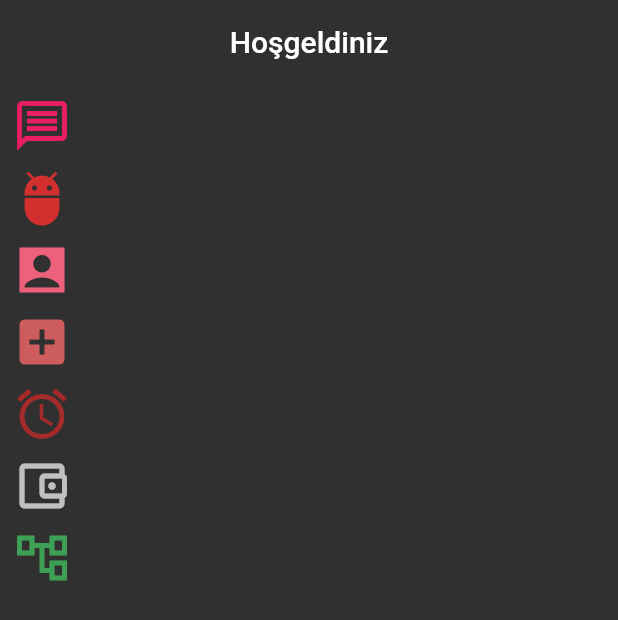
After one commit to neslihanatasever/flutter_full_learnn, a Flutter app: the screen it shows after launch, on a phone screen of 412 x 824 dp. The commit adds this screen. Shown: the top 620 px of the screen. Run offline on Flutter 3.47's test engine with Material 2 defaults, Android fonts, the phone set to English and light mode, and no system bars.

Commit message:
icon_learn.dart

```diff
--- a/lib/101/app_bar_learn.dart
+++ b/lib/101/app_bar_learn.dart
@@ -4,7 +4,7 @@ import 'package:flutter/services.dart';
 class AppBarLearnView extends StatelessWidget {
   const AppBarLearnView({Key? key}) : super(key: key);
 
-  final String _title = 'Welcome Learn';
+  final String _title = 'Welcome Learnn';
 
   @override
   Widget build(BuildContext context) {
@@ -24,7 +24,7 @@ class AppBarLearnView extends StatelessWidget {
             onPressed: () {},
             icon: const Icon(Icons.mark_email_unread_sharp),
           ),
-          const Center(child: CircularProgressIndicator()), //sağ üst köşede loading
+          // const Center(child: CircularProgressIndicator()), //sağ üst köşede loading
         ],
       ),
       body: Column(children: const []),
--- /dev/null
+++ b/lib/101/icon_learn.dart
@@ -0,0 +1,80 @@
+import 'package:flutter/material.dart';
+
+class IconLearnView extends StatelessWidget {
+  IconLearnView({Key? key}) : super(key: key);
+  final  IconSizes iconSize =  IconSizes();
+  final IconColors iconColors = IconColors();
+
+  @override
+  Widget build(BuildContext context) {
+    return Scaffold(
+      appBar: AppBar(title: const Text('Hoşgeldiniz')),
+      body: Column(
+        children:[
+          IconButton( //bu şekilde kod yazmak hatalıdır.
+              onPressed: () {},
+              icon: const Icon(
+                Icons.message_outlined,
+                color: Colors.pink,
+                size: 40,
+              )),
+          IconButton(
+              onPressed: () {},
+              icon: Icon(
+                Icons.adb,
+                color: Theme.of(context).colorScheme.error, //theme kullanarak color verirsem farklı arkaplan dark/light olduğunda
+                //renkte değişiklik gösterir. Ama flory verirsem her yerde flory olarak kalır.
+                size: 40,
+              )),
+          IconButton( //class oluşturup bu kullanımı uygulamak 101 seviyesi için çok uygundur.
+              onPressed: () {},
+              icon: Icon(
+                Icons.account_box_sharp,
+                color: iconColors.flory,
+                size: iconSize.iconSmall,
+              )),
+          IconButton(
+              onPressed: () {},
+              icon: Icon(
+                Icons.add_box,
+                color: iconColors.indianRed,
+                size: iconSize.iconSmall,
+              )),
+          IconButton(
+              onPressed: () {},
+              icon: Icon(
+                Icons.access_alarms,
+                color: iconColors.brown,
+                size: iconSize.iconSmall,
+              )),
+          IconButton(
+              onPressed: () {},
+              icon: Icon(
+                Icons.account_balance_wallet_outlined,
+                color: iconColors.silver,
+                size: iconSize.iconSmall,
+              )),
+          IconButton(
+              onPressed: () {},
+              icon: Icon(
+                Icons.account_tree_outlined,
+                color: iconColors.cloverGreen,
+                size: iconSize.iconSmall,
+              )),
+        ],
+      ),
+    );
+  }
+}
+
+class IconSizes {
+  final double iconSmall = 40;
+}
+
+class IconColors { //doğru kullanım
+  final Color flory = const Color(0xffED617A);
+  final Color indianRed = const Color(0xffCD5C5C);
+  final Color brown = const Color(0xffA52A2A);
+  final Color silver = const Color(0xffC0C0C0);
+  final Color cloverGreen = const Color(0xff3EA055);
+}
--- a/lib/202/main.dart
+++ b/lib/202/main.dart
@@ -1,8 +1,10 @@
 import 'package:flutter/material.dart';
+import 'package:flutter/services.dart';
 import 'package:flutter_full_learn/101/text_learn.dart';
 import '../101/app_bar_learn.dart';
 import '../101/button_learn.dart';
 import '../101/container_sized_box_learn.dart';
+import '../101/icon_learn.dart';
 import '../101/scaffold_learn.dart';
 
 void main() {
@@ -17,9 +19,14 @@ class MyApp extends StatelessWidget {
     return MaterialApp(
       title: 'Flutter Demo',
       debugShowCheckedModeBanner: false,
-      theme: ThemeData.dark(), //eğer tüm projemde geçerli olmasını istediğim özellikler var ise buraya yazabilirim.
-      //appBar(içine)
-      home: const AppBarLearnView(),
+      theme: ThemeData.dark().copyWith(
+        appBarTheme: const AppBarTheme(
+          centerTitle: true,
+          systemOverlayStyle: SystemUiOverlayStyle.light,
+          backgroundColor: Colors.transparent,
+          elevation: 0,
+        )), //eğer tüm projemde geçerli olmasını istediğim özellikler var ise buraya yazabilirim.
+      home: IconLearnView(),
     );
   }
 }
```
